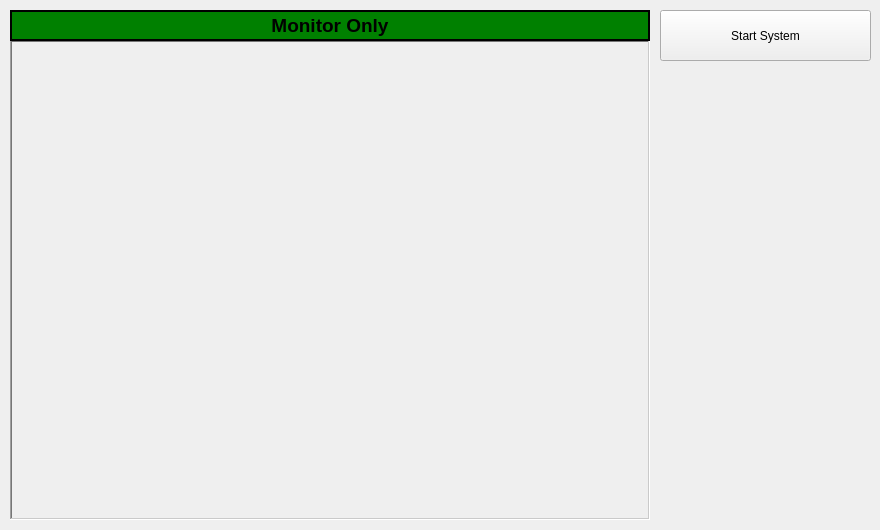
msurguy/raspberry_pi, file Projects/EyesOn24SC/EyesOn_GUI/Solution/mainwindow.ui: the form before one commit.
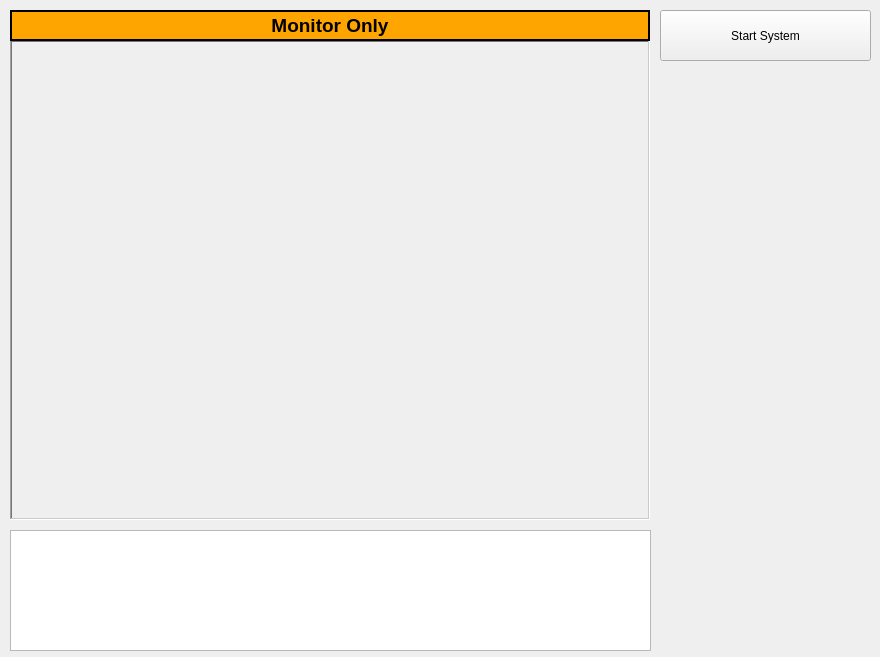
The form after the commit.

Commit message: Fixed Debug and Release versions.  Added Status Text Box and color of the label switches

The edit to the form file:
```diff
--- a/Projects/EyesOn24SC/EyesOn_GUI/Solution/mainwindow.ui
+++ b/Projects/EyesOn24SC/EyesOn_GUI/Solution/mainwindow.ui
@@ -7,7 +7,7 @@
     <x>0</x>
     <y>0</y>
     <width>880</width>
-    <height>530</height>
+    <height>657</height>
    </rect>
   </property>
   <property name="windowTitle">
@@ -68,7 +68,7 @@
      <bool>false</bool>
     </property>
     <property name="styleSheet">
-     <string notr="true">background-color: green;
+     <string notr="true">background-color: orange;
 color: rgb(0, 0, 0);</string>
     </property>
     <property name="frameShape">
@@ -97,6 +97,27 @@
      <string>Start System</string>
     </property>
    </widget>
+   <widget class="QTextEdit" name="tbxStatus">
+    <property name="geometry">
+     <rect>
+      <x>10</x>
+      <y>530</y>
+      <width>641</width>
+      <height>121</height>
+     </rect>
+    </property>
+    <property name="font">
+     <font>
+      <pointsize>9</pointsize>
+     </font>
+    </property>
+    <property name="lineWrapMode">
+     <enum>QTextEdit::NoWrap</enum>
+    </property>
+    <property name="readOnly">
+     <bool>true</bool>
+    </property>
+   </widget>
   </widget>
  </widget>
  <layoutdefault spacing="6" margin="11"/>
```
The commit also changes 9 other files.
